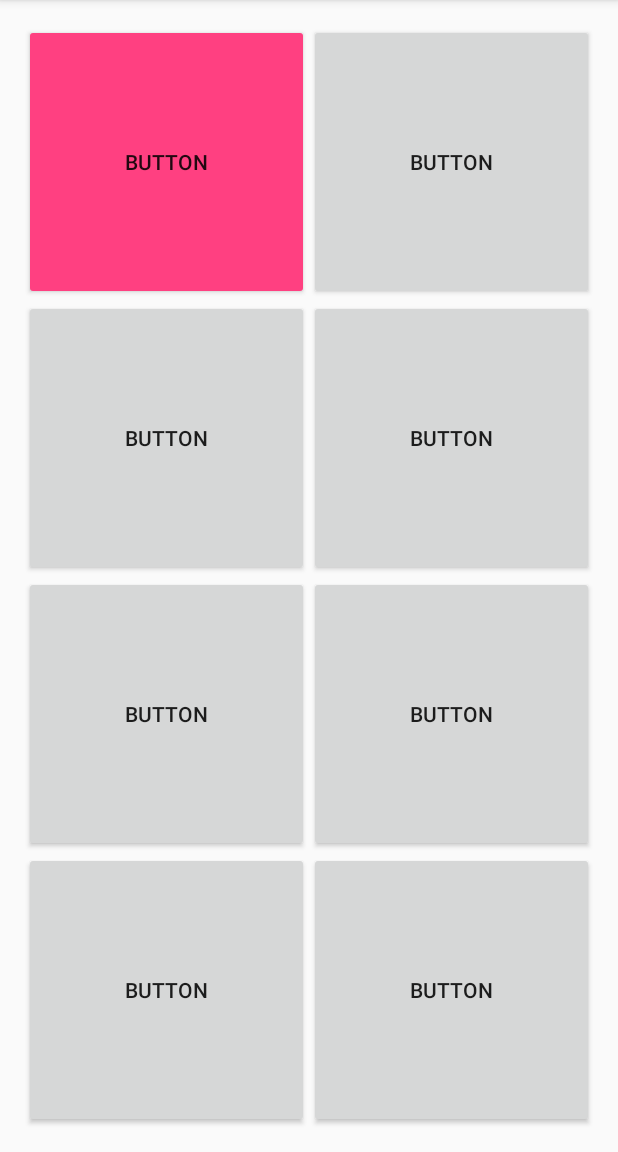
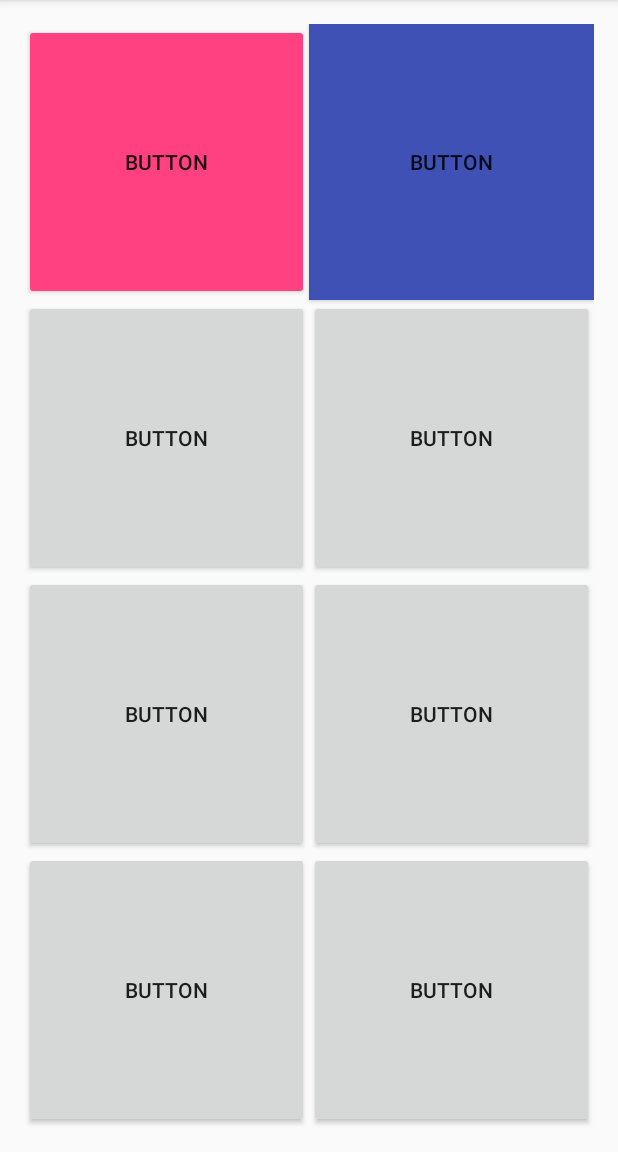
Before and after one commit to feizan6/arabicphrases, an Android app: the screen it shows after launch (MainActivity), on a phone screen of 412 x 824 dp, the part 84-1236 px from its top. Run offline under Robolectric (Android 15) with nearby library versions, the phone set to English and light mode, and no system bars.

Commit message:
changed button color

```diff
--- a/app/src/main/java/com/example/fayzan/arabicbasicphrases/MainActivity.java
+++ b/app/src/main/java/com/example/fayzan/arabicbasicphrases/MainActivity.java
@@ -25,9 +25,8 @@ public class MainActivity extends AppCompatActivity {
     public void onClickPlay(View view) {
 
         // ** A BETTER SOLUTION **
-        // In this we are simply setting the button id to c
+        // In this we are simply setting the button id to
         // correspond to the raw file id and linking the two.
-
 
 
         int id = view.getId();
--- a/app/src/main/res/layout/activity_main.xml
+++ b/app/src/main/res/layout/activity_main.xml
@@ -40,6 +40,7 @@
             android:layout_columnWeight="1"
             android:layout_rowWeight="1"
             android:onClick="onClickPlay"
+            android:background="@color/colorPrimary"
             android:tag="2"/>
 
         <Button
```
